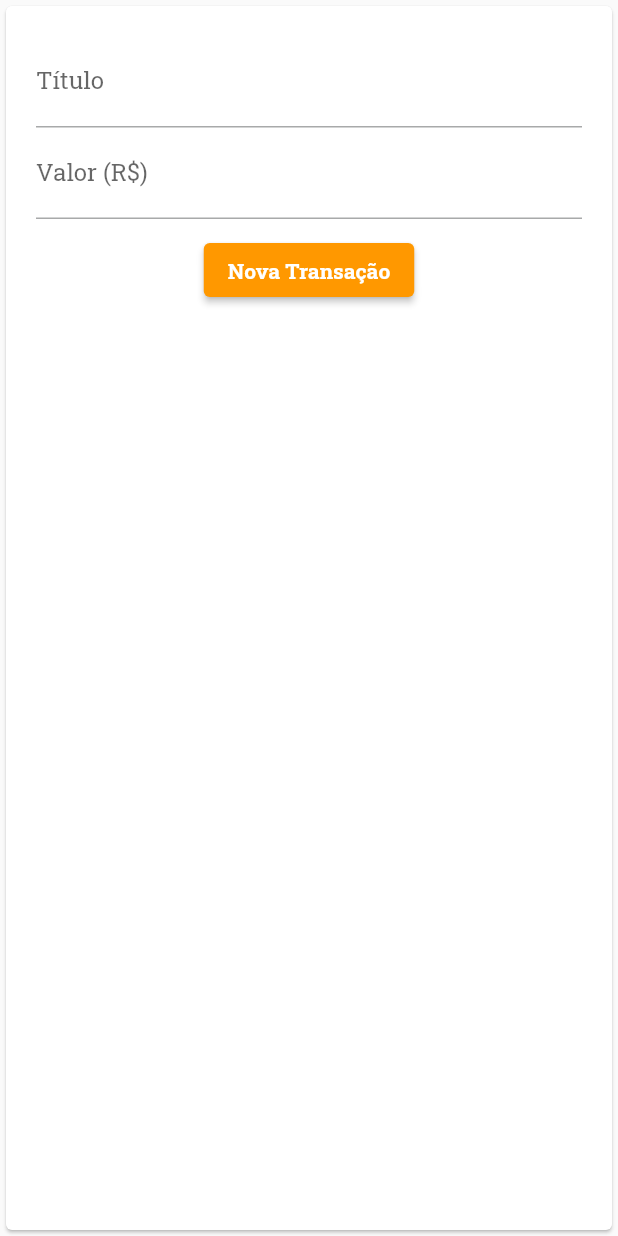
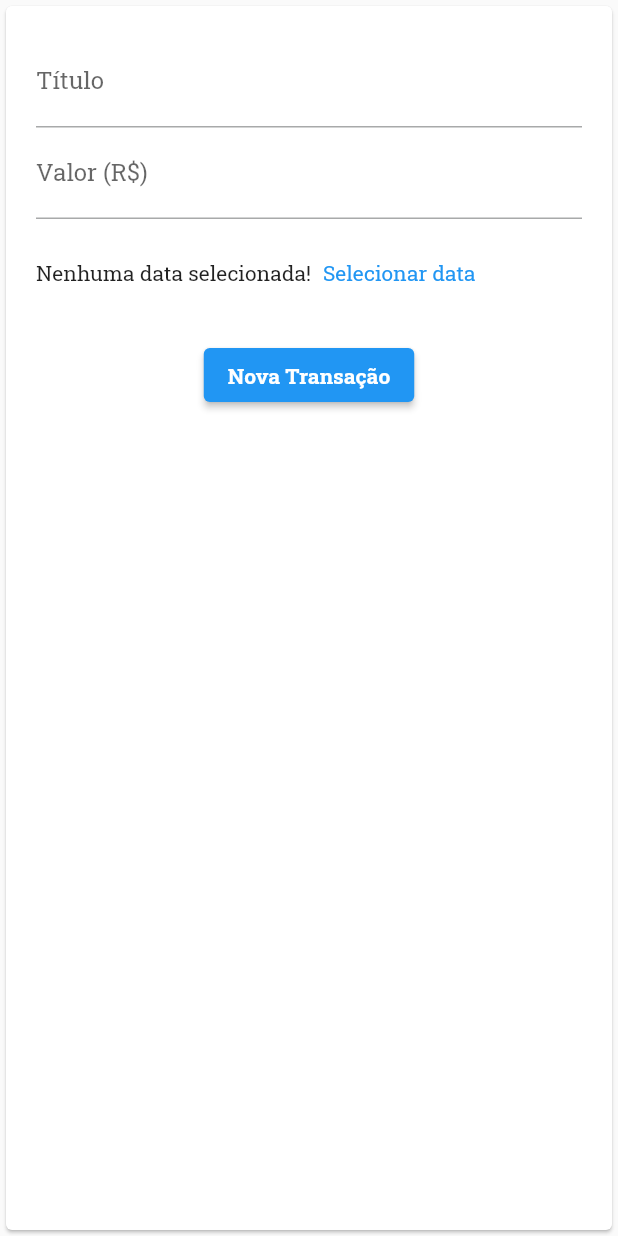
Before and after one commit to Victor-Valedev/ExpensesApp-Trilha-Mobile, a Flutter app: the TransactionsForms widget shown alone on an empty page, opened directly with empty values, after a tap on "Nova Transação", on a phone screen of 412 x 824 dp. Run offline on Flutter 3.47's test engine with Material 3 defaults, Android fonts, the phone set to English and light mode, and no system bars.

Commit message:
feat: Cria o calendário para selecionar a data da transação (ainda sem ação)

```diff
--- a/lib/components/transactions_forms.dart
+++ b/lib/components/transactions_forms.dart
@@ -10,18 +10,27 @@ class TransactionsForms extends StatefulWidget {
 }
 
 class _TransactionsFormsState extends State<TransactionsForms> {
-  final titleController = TextEditingController();
-  final valueController = TextEditingController();
+  final _titleController = TextEditingController();
+  final _valueController = TextEditingController();
 
   _submitForms() {
-    final title = titleController.text;
-    final value = double.tryParse(valueController.text) ?? 0.0;
+    final title = _titleController.text;
+    final value = double.tryParse(_valueController.text) ?? 0.0;
 
     if (title.isEmpty || value <= 0) {
       return;
     }
 
     widget.onSubmit(title, value);
+  }
+
+  _showDatePicker() {
+    showDatePicker(
+      context: context,
+      initialDate: DateTime.now(),
+      firstDate: DateTime(2024),
+      lastDate: DateTime.now(),
+    );
   }
 
   @override
@@ -32,20 +41,37 @@ class _TransactionsFormsState extends State<TransactionsForms> {
         child: Column(
           children: <Widget>[
             TextField(
-              controller: titleController,
+              controller: _titleController,
               onSubmitted: (_) => _submitForms(),
               decoration: InputDecoration(labelText: 'Título'),
             ),
             TextField(
-              controller: valueController,
+              controller: _valueController,
               onSubmitted: (_) => _submitForms(),
               keyboardType: TextInputType.numberWithOptions(decimal: true),
               decoration: InputDecoration(labelText: 'Valor (R\$)'),
             ),
+            Container(
+              height: 70,
+              child: Row(
+                children: <Widget>[
+                  Text('Nenhuma data selecionada!'),
+                  TextButton(
+                    child: Text('Selecionar data'),
+                    style: TextButton.styleFrom(
+                      foregroundColor: Theme.of(context).colorScheme.primary,
+                    ),
+                    onPressed: _showDatePicker,
+                  ),
+                ],
+              ),
+            ),
             SizedBox(height: 10),
             ElevatedButton(
               onPressed: _submitForms,
-              style: ElevatedButton.styleFrom(backgroundColor: Colors.orange),
+              style: ElevatedButton.styleFrom(
+                backgroundColor: Theme.of(context).primaryColor,
+              ),
               child: Text(
                 'Nova Transação',
                 style: TextStyle(
```
